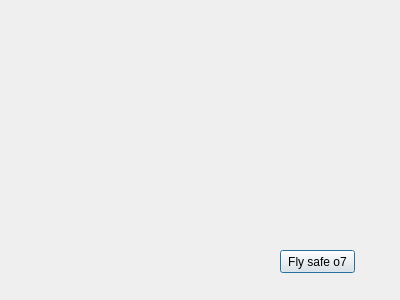
Before: the Qt Designer form resources/ui/gui_about.ui in farshield/shortcircuit, drawn with Qt 5.
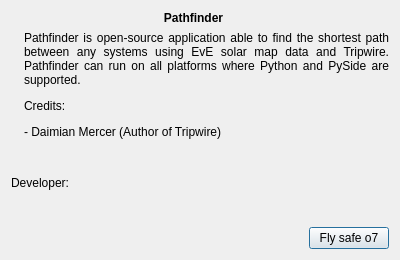
After: the same form once the commit is applied. Icons and pictures are not drawn.

Commit message: - About box completed - Icons added

```diff
--- a/resources/ui/gui_about.ui
+++ b/resources/ui/gui_about.ui
@@ -7,25 +7,151 @@
     <x>0</x>
     <y>0</y>
     <width>400</width>
-    <height>300</height>
+    <height>260</height>
    </rect>
   </property>
+  <property name="sizePolicy">
+   <sizepolicy hsizetype="Fixed" vsizetype="Fixed">
+    <horstretch>0</horstretch>
+    <verstretch>0</verstretch>
+   </sizepolicy>
+  </property>
+  <property name="minimumSize">
+   <size>
+    <width>400</width>
+    <height>260</height>
+   </size>
+  </property>
+  <property name="maximumSize">
+   <size>
+    <width>400</width>
+    <height>260</height>
+   </size>
+  </property>
   <property name="windowTitle">
    <string>About Pathfinder</string>
   </property>
-  <widget class="QPushButton" name="pushButton_o7">
-   <property name="geometry">
-    <rect>
-     <x>280</x>
-     <y>250</y>
-     <width>75</width>
-     <height>23</height>
-    </rect>
-   </property>
-   <property name="text">
-    <string>Fly safe o7</string>
-   </property>
-  </widget>
+  <property name="windowIcon">
+   <iconset resource="../resources.qrc">
+    <normaloff>:/images/app_icon.png</normaloff>:/images/app_icon.png</iconset>
+  </property>
+  <layout class="QVBoxLayout" name="verticalLayout">
+   <item>
+    <layout class="QHBoxLayout" name="horizontalLayout_3">
+     <item>
+      <widget class="QLabel" name="label_title">
+       <property name="sizePolicy">
+        <sizepolicy hsizetype="Preferred" vsizetype="Maximum">
+         <horstretch>0</horstretch>
+         <verstretch>0</verstretch>
+        </sizepolicy>
+       </property>
+       <property name="font">
+        <font>
+         <weight>75</weight>
+         <bold>true</bold>
+        </font>
+       </property>
+       <property name="text">
+        <string>Pathfinder</string>
+       </property>
+       <property name="alignment">
+        <set>Qt::AlignCenter</set>
+       </property>
+      </widget>
+     </item>
+     <item>
+      <widget class="QLabel" name="label_3">
+       <property name="sizePolicy">
+        <sizepolicy hsizetype="Maximum" vsizetype="Maximum">
+         <horstretch>0</horstretch>
+         <verstretch>0</verstretch>
+        </sizepolicy>
+       </property>
+       <property name="text">
+        <string/>
+       </property>
+       <property name="pixmap">
+        <pixmap resource="../resources.qrc">:/images/app_icon_small.png</pixmap>
+       </property>
+       <property name="alignment">
+        <set>Qt::AlignCenter</set>
+       </property>
+      </widget>
+     </item>
+    </layout>
+   </item>
+   <item>
+    <layout class="QHBoxLayout" name="horizontalLayout_2">
+     <item>
+      <widget class="QLabel" name="label">
+       <property name="sizePolicy">
+        <sizepolicy hsizetype="Maximum" vsizetype="Preferred">
+         <horstretch>0</horstretch>
+         <verstretch>0</verstretch>
+        </sizepolicy>
+       </property>
+       <property name="text">
+        <string/>
+       </property>
+       <property name="pixmap">
+        <pixmap resource="../resources.qrc">:/images/author.png</pixmap>
+       </property>
+      </widget>
+     </item>
+     <item>
+      <widget class="QLabel" name="label_2">
+       <property name="text">
+        <string>&lt;html&gt;&lt;head/&gt;&lt;body&gt;&lt;p align=&quot;justify&quot;&gt;Pathfinder is open-source application able to find the shortest path between any systems using EvE solar map data and Tripwire. Pathfinder can run on all platforms where Python and PySide are supported.&lt;/p&gt;&lt;p align=&quot;justify&quot;&gt;Credits:&lt;/p&gt;&lt;p align=&quot;justify&quot;&gt;- Daimian Mercer (Author of Tripwire)&lt;/p&gt;&lt;/body&gt;&lt;/html&gt;</string>
+       </property>
+       <property name="alignment">
+        <set>Qt::AlignLeading|Qt::AlignLeft|Qt::AlignTop</set>
+       </property>
+       <property name="wordWrap">
+        <bool>true</bool>
+       </property>
+      </widget>
+     </item>
+    </layout>
+   </item>
+   <item>
+    <widget class="QLabel" name="label_author">
+     <property name="sizePolicy">
+      <sizepolicy hsizetype="Preferred" vsizetype="Minimum">
+       <horstretch>0</horstretch>
+       <verstretch>0</verstretch>
+      </sizepolicy>
+     </property>
+     <property name="text">
+      <string>Developer:</string>
+     </property>
+    </widget>
+   </item>
+   <item>
+    <layout class="QHBoxLayout" name="horizontalLayout">
+     <item>
+      <spacer name="horizontalSpacer">
+       <property name="orientation">
+        <enum>Qt::Horizontal</enum>
+       </property>
+       <property name="sizeHint" stdset="0">
+        <size>
+         <width>40</width>
+         <height>20</height>
+        </size>
+       </property>
+      </spacer>
+     </item>
+     <item>
+      <widget class="QPushButton" name="pushButton_o7">
+       <property name="text">
+        <string>Fly safe o7</string>
+       </property>
+      </widget>
+     </item>
+    </layout>
+   </item>
+  </layout>
  </widget>
  <resources/>
  <connections/>
```
Left out of the diff: 4 changed lines with no effect on the pictures. The commit also changes 12 other files.
